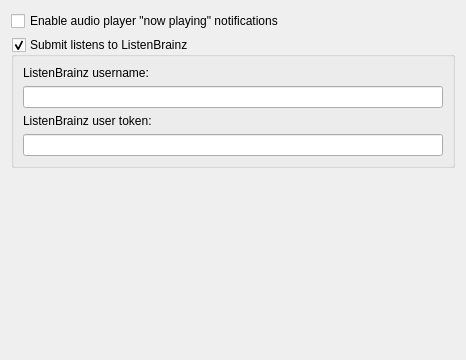
Qt form ui/options_player.ui (metabrainz/picard) before a commit.
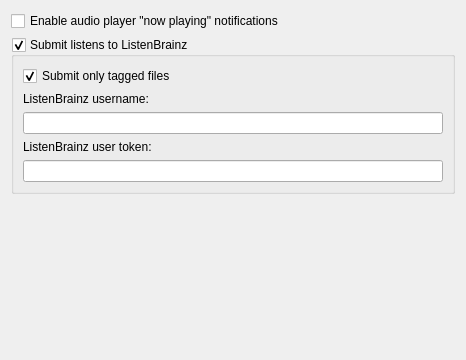
The same form after that commit.

Commit message:
PICARD-2982: Add option to submit only tagged files to ListenBrainz
Picard typically will also have not yet or badly tagged files, which are
not suited for submission to LB. Hence by default only submit listens for
files tagged with at least a recording MBID.

The edit to the form file:
```diff
--- a/ui/options_player.ui
+++ b/ui/options_player.ui
@@ -30,6 +30,16 @@
       <bool>true</bool>
      </property>
      <layout class="QVBoxLayout" name="verticalLayout">
+      <item>
+       <widget class="QCheckBox" name="listenbrainz_submit_only_tagged">
+        <property name="text">
+         <string>Submit only tagged files</string>
+        </property>
+        <property name="checked">
+         <bool>true</bool>
+        </property>
+       </widget>
+      </item>
       <item>
        <widget class="QLabel" name="listenbrainz_user_label">
         <property name="text">
```
Left out of the diff: 7 changed lines with no effect on the pictures. The commit also changes 4 other files.
